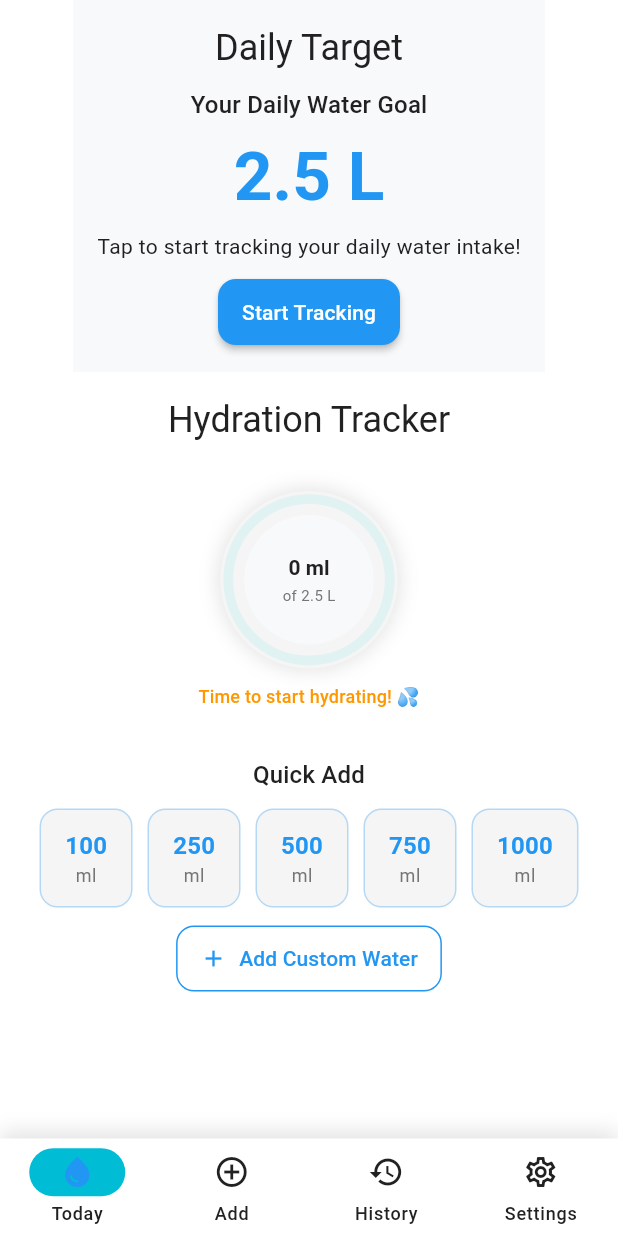
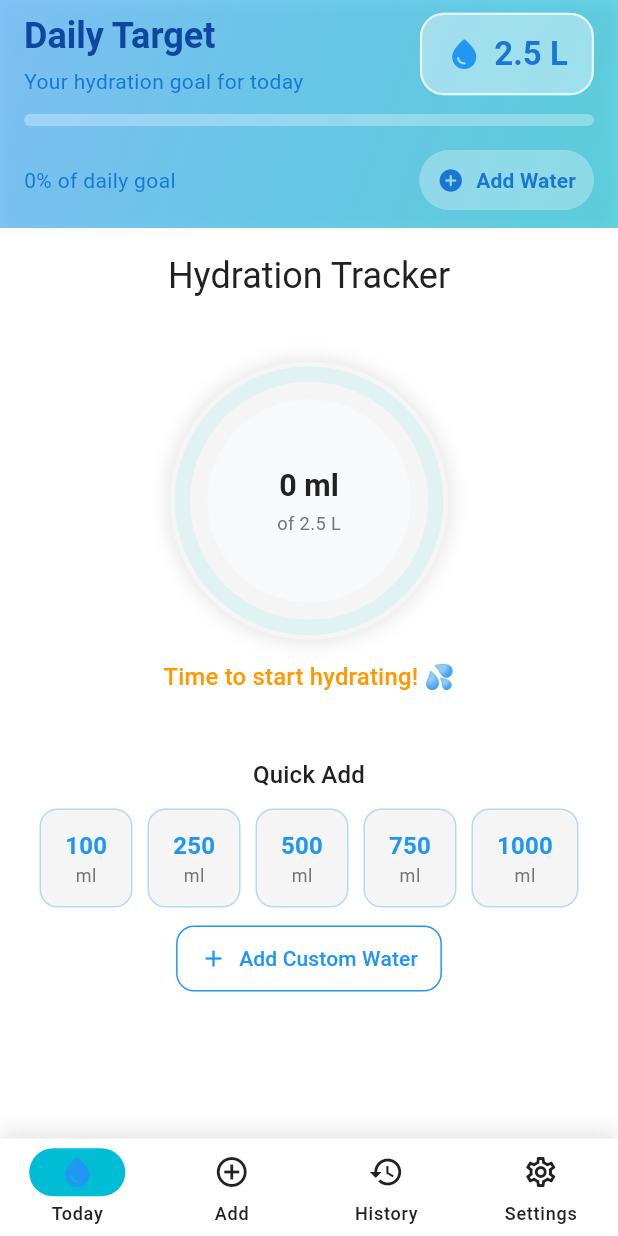
Before and after one commit to RensithUdara/AquaFlow-Mobile-App, a Flutter app: the screen it shows after launch, on a phone screen of 412 x 824 dp. Run offline on Flutter 3.47's test engine with Material 3 defaults, Android fonts, the phone set to English and light mode, and no system bars; our stand-ins replace shared_preferences; accounts and stored records are empty.

Commit message:
Enhance daily goal section layout and styling for better user experience

```diff
--- a/lib/views/screens/home_screen.dart
+++ b/lib/views/screens/home_screen.dart
@@ -39,42 +39,140 @@ class HomeScreen extends StatelessWidget {
     final waterController = context.watch<WaterTrackingController>();
     final settingsController = context.watch<SettingsController>();
     final isDarkMode = settingsController.isDarkTheme(context);
+    final goalAmount = waterController.dailyGoal?.targetAmount ??
+        settingsController.userProfile.dailyGoal;
 
     return Container(
-      padding: const EdgeInsets.all(AppConstants.contentPadding),
-      color: isDarkMode
-          ? AppColors.darkSecondaryBackground
-          : AppColors.lightSecondaryBackground,
+      padding: const EdgeInsets.symmetric(
+        horizontal: AppConstants.contentPadding,
+        vertical: AppConstants.contentPadding / 2,
+      ),
+      decoration: BoxDecoration(
+        gradient: LinearGradient(
+          begin: Alignment.topLeft,
+          end: Alignment.bottomRight,
+          colors: isDarkMode
+              ? [AppColors.navyBlue.withOpacity(0.9), AppColors.deepBlue.withOpacity(0.7)]
+              : [AppColors.lightBlue.withOpacity(0.8), AppColors.aquaBlue.withOpacity(0.6)],
+        ),
+        boxShadow: [
+          BoxShadow(
+            color: Colors.black.withOpacity(0.1),
+            blurRadius: 8,
+            offset: const Offset(0, 2),
+          ),
+        ],
+      ),
       child: Column(
         children: [
-          Text(
-            'Daily Target',
-            style: Theme.of(context).textTheme.headlineSmall,
+          Row(
+            mainAxisAlignment: MainAxisAlignment.spaceBetween,
+            children: [
+              Column(
+                crossAxisAlignment: CrossAxisAlignment.start,
+                children: [
+                  Text(
+                    'Daily Target',
+                    style: Theme.of(context).textTheme.headlineSmall?.copyWith(
+                          color: isDarkMode ? Colors.white : AppColors.navyBlue,
+                          fontWeight: FontWeight.bold,
+                        ),
+                  ),
+                  const SizedBox(height: 4),
+                  Text(
+                    'Your hydration goal for today',
+                    style: Theme.of(context).textTheme.bodyMedium?.copyWith(
+                          color: isDarkMode ? Colors.white70 : AppColors.deepBlue,
+                        ),
+                  ),
+                ],
+              ),
+              Container(
+                padding: const EdgeInsets.symmetric(horizontal: 16, vertical: 12),
+                decoration: BoxDecoration(
+                  color: isDarkMode
+                      ? AppColors.primaryBlue.withOpacity(0.2)
+                      : Colors.white.withOpacity(0.4),
+                  borderRadius: BorderRadius.circular(AppConstants.borderRadius),
+                  border: Border.all(
+                    color: isDarkMode
+                        ? AppColors.lightBlue.withOpacity(0.3)
+                        : Colors.white.withOpacity(0.7),
+                    width: 1.5,
+                  ),
+                ),
+                child: Row(
+                  mainAxisSize: MainAxisSize.min,
+                  children: [
+                    Icon(
+                      Icons.water_drop_rounded,
+                      color: isDarkMode ? AppColors.lightBlue : AppColors.primaryBlue,
+                      size: 24,
+                    ),
+                    const SizedBox(width: 8),
+                    Text(
+                      UtilityService.formatAmount(goalAmount),
+                      style: Theme.of(context).textTheme.titleLarge?.copyWith(
+                            color: isDarkMode ? Colors.white : AppColors.deepBlue,
+                            fontWeight: FontWeight.bold,
+                          ),
+                    ),
+                  ],
+                ),
+              ),
+            ],
           ),
-          const SizedBox(height: 10),
-          Text(
-            'Your Daily Water Goal',
-            style: Theme.of(context).textTheme.titleMedium,
+          const SizedBox(height: 12),
+          // Progress bar showing current progress toward daily goal
+          LinearProgressIndicator(
+            value: waterController.progressPercentage,
+            backgroundColor: isDarkMode
+                ? AppColors.darkProgressBackground.withOpacity(0.3)
+                : Colors.white.withOpacity(0.3),
+            valueColor: AlwaysStoppedAnimation<Color>(
+              waterController.progressPercentage >= 1.0
+                  ? AppColors.successGreen
+                  : isDarkMode
+                      ? AppColors.lightBlue
+                      : AppColors.deepBlue,
+            ),
+            minHeight: 8,
+            borderRadius: BorderRadius.circular(4),
           ),
-          const SizedBox(height: 10),
-          Text(
-            UtilityService.formatAmount(
-                waterController.dailyGoal?.targetAmount ??
-                    settingsController.userProfile.dailyGoal),
-            style: Theme.of(context).textTheme.displayMedium?.copyWith(
-                  color: AppColors.primaryBlue,
-                  fontWeight: FontWeight.bold,
+          const SizedBox(height: 12),
+          Row(
+            mainAxisAlignment: MainAxisAlignment.spaceBetween,
+            children: [
+              Text(
+                '${(waterController.progressPercentage * 100).toInt()}% of daily goal',
+                style: Theme.of(context).textTheme.bodyMedium?.copyWith(
+                      color: isDarkMode ? Colors.white70 : AppColors.deepBlue,
+                    ),
+              ),
+              TextButton.icon(
+                onPressed: () => _navigateToAddWater(context),
+                icon: Icon(
+                  Icons.add_circle_rounded,
+                  color: isDarkMode ? AppColors.lightBlue : AppColors.deepBlue,
                 ),
-          ),
-          const SizedBox(height: 10),
-          Text(
-            'Tap to start tracking your daily water intake!',
-            style: Theme.of(context).textTheme.bodyMedium,
-          ),
-          const SizedBox(height: 10),
-          ElevatedButton(
-            onPressed: () => _navigateToAddWater(context),
-            child: const Text('Start Tracking'),
+                label: Text(
+                  'Add Water',
+                  style: TextStyle(
+                    color: isDarkMode ? AppColors.lightBlue : AppColors.deepBlue,
+                    fontWeight: FontWeight.bold,
+                  ),
+                ),
+                style: TextButton.styleFrom(
+                  backgroundColor: isDarkMode
+                      ? AppColors.lightBlue.withOpacity(0.2)
+                      : Colors.white.withOpacity(0.3),
+                  padding: const EdgeInsets.symmetric(horizontal: 12, vertical: 8),
+                  shape: RoundedRectangleBorder(
+                    borderRadius: BorderRadius.circular(20),
+                  ),
+                ),
+              ),
+            ],
           ),
         ],
       ),
```
